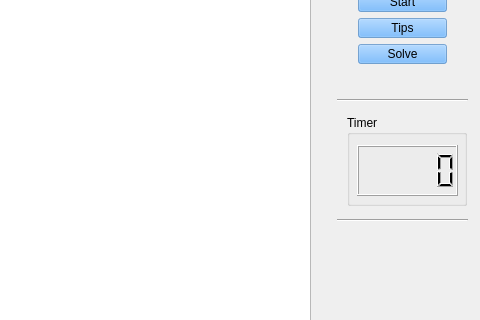
Old version of the form sudoku/mainwindow.ui in the repository Trinkle23897/sudoku-qt5; both pictures show x 188 to 668 and y 89 to 409 of the 668 by 515 pixel window.
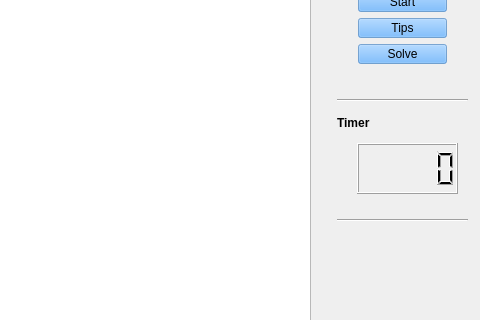
New version of the form. Icons and pictures are not drawn.

Commit message: fix bugs in redo and undo in custom mode

Patch:
```diff
--- a/sudoku/mainwindow.ui
+++ b/sudoku/mainwindow.ui
@@ -48,35 +48,6 @@
      </property>
     </layout>
    </widget>
-   <widget class="QGroupBox" name="groupBox">
-    <property name="geometry">
-     <rect>
-      <x>480</x>
-      <y>185</y>
-      <width>120</width>
-      <height>91</height>
-     </rect>
-    </property>
-    <property name="title">
-     <string>Timer</string>
-    </property>
-    <widget class="QLCDNumber" name="timer">
-     <property name="geometry">
-      <rect>
-       <x>10</x>
-       <y>30</y>
-       <width>101</width>
-       <height>51</height>
-      </rect>
-     </property>
-     <property name="minimumSize">
-      <size>
-       <width>0</width>
-       <height>41</height>
-      </size>
-     </property>
-    </widget>
-   </widget>
    <widget class="QTableWidget" name="tableWidget">
     <property name="geometry">
      <rect>
@@ -383,6 +354,35 @@
      </item>
     </layout>
    </widget>
+   <widget class="QLabel" name="label_19">
+    <property name="geometry">
+     <rect>
+      <x>470</x>
+      <y>185</y>
+      <width>67</width>
+      <height>17</height>
+     </rect>
+    </property>
+    <property name="text">
+     <string>&lt;html&gt;&lt;head/&gt;&lt;body&gt;&lt;p&gt;&lt;span style=&quot; font-weight:600;&quot;&gt;Timer&lt;/span&gt;&lt;/p&gt;&lt;/body&gt;&lt;/html&gt;</string>
+    </property>
+   </widget>
+   <widget class="QLCDNumber" name="timer">
+    <property name="geometry">
+     <rect>
+      <x>490</x>
+      <y>213</y>
+      <width>101</width>
+      <height>51</height>
+     </rect>
+    </property>
+    <property name="minimumSize">
+     <size>
+      <width>0</width>
+      <height>41</height>
+     </size>
+    </property>
+   </widget>
   </widget>
   <widget class="QMenuBar" name="menuBar">
    <property name="geometry">
```
The commit also changes 1 other file.
